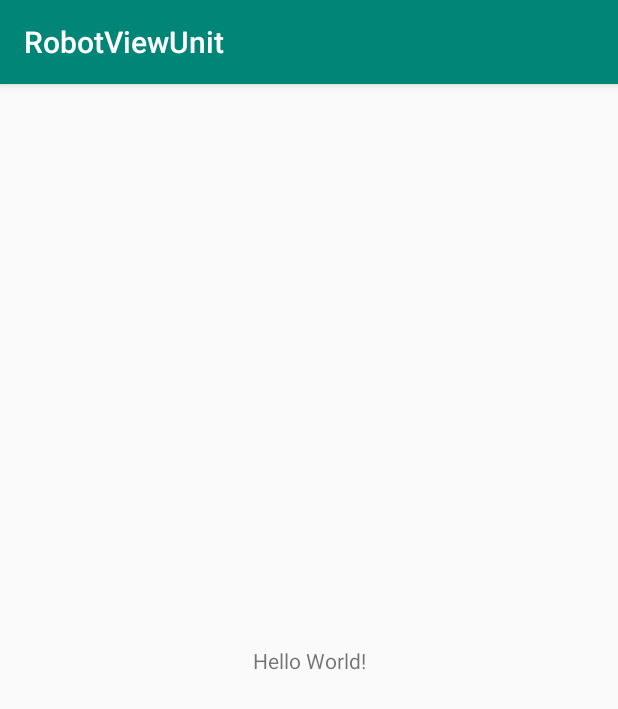
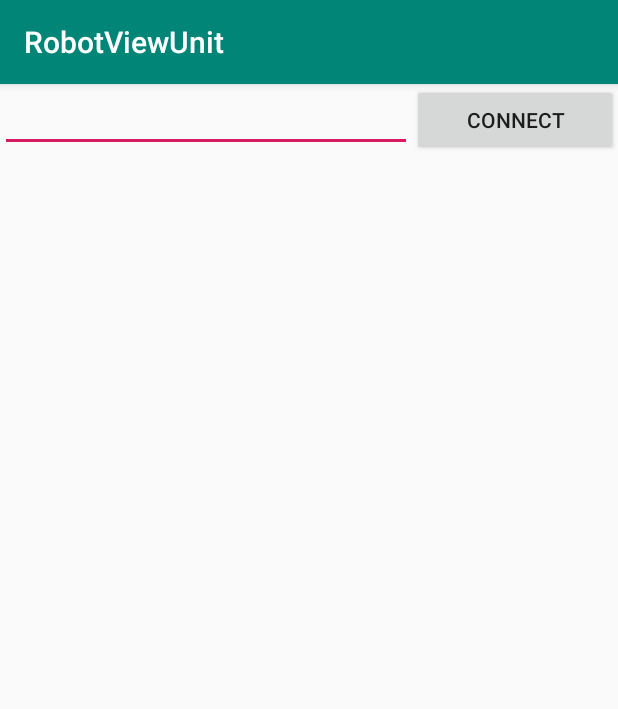
Before and after one commit to KatanMichael/RobotViewUnit, an Android app: the screen it shows after launch (MainActivity), on a phone screen of 412 x 824 dp. Shown: the top 709 px of the screen. Run offline under Robolectric (Android 15) with nearby library versions, the phone set to English and light mode, and no system bars.

```diff
--- a/app/src/main/AndroidManifest.xml
+++ b/app/src/main/AndroidManifest.xml
@@ -1,6 +1,8 @@
 <?xml version="1.0" encoding="utf-8"?>
 <manifest xmlns:android="http://schemas.android.com/apk/res/android"
           package="com.max.michael.robotviewunit">
+
+    <uses-permission android:name="android.permission.INTERNET" />
 
     <application
             android:allowBackup="true"
@@ -9,7 +11,7 @@
             android:roundIcon="@mipmap/ic_launcher_round"
             android:supportsRtl="true"
             android:theme="@style/AppTheme">
-        <activity android:name=".MainActivity">
+        <activity android:name=".activities.MainActivity">
             <intent-filter>
                 <action android:name="android.intent.action.MAIN"/>
 
--- /dev/null
+++ b/app/src/main/java/com/max/michael/robotviewunit/activities/MainActivity.kt
@@ -0,0 +1,83 @@
+package com.max.michael.robotviewunit.activities
+
+import android.os.AsyncTask
+import android.os.Bundle
+import android.support.v7.app.AppCompatActivity
+import android.widget.TextView
+import com.google.gson.Gson
+import com.max.michael.robotviewunit.R
+import com.max.michael.robotviewunit.R.id.async
+import com.max.michael.robotviewunit.models.DelayRequest
+import com.max.michael.robotviewunit.models.MotorRequest
+import com.max.michael.robotviewunit.models.RobotRequest
+import kotlinx.android.synthetic.main.activity_main.*
+import java.io.ObjectOutputStream
+import java.net.Socket
+import kotlinx.coroutines.*
+import java.io.IOException
+
+
+class MainActivity : AppCompatActivity() {
+
+    val list = ArrayList<RobotRequest>()
+
+    override fun onCreate(savedInstanceState: Bundle?) {
+        super.onCreate(savedInstanceState)
+        setContentView(R.layout.activity_main)
+
+        val list = ArrayList<RobotRequest>()
+
+        list.add(MotorRequest("1", "2", "200", "40"))
+        list.add(DelayRequest("2", 200))
+        list.add(MotorRequest("1", "2", "3", "60"))
+        list.add(DelayRequest("2", 200))
+        list.add(MotorRequest("1", "2", "100", "9000"))
+
+
+        val ipAdress = ip_ET.text.toString()
+
+        connect_btn.setOnClickListener()
+        {
+
+            val thread = Thread {
+                val socket = Socket(ipAdress, 12345)
+                val outPutStream = ObjectOutputStream(socket.getOutputStream())
+                val gson = Gson()
+
+                val toJson = gson.toJson(list)
+
+                try
+                {
+                    outPutStream.writeObject(list)
+                }catch (e: IOException)
+                {
+                    e.printStackTrace()
+                }
+            }
+
+            thread.start()
+
+        }
+
+
+    }
+
+    inner class myAsync : AsyncTask<Void?, Void?, Int>() {
+
+        val ipAdress = (ip_ET as TextView).text.toString()
+
+        override fun doInBackground(vararg params: Void?): Int {
+            val socket = Socket(ipAdress, 12345)
+            val outPutStream = ObjectOutputStream(socket.getOutputStream())
+            val gson = Gson()
+
+            val toJson = gson.toJson(list)
+
+            outPutStream.writeObject(list)
+
+
+            return 1
+        }
+
+    }
+}
--- /dev/null
+++ b/app/src/main/java/com/max/michael/robotviewunit/models/DelayRequest.kt
@@ -0,0 +1,9 @@
+package com.max.michael.robotviewunit.models
+
+data class DelayRequest(val id: String, val amount: Int): RobotRequest()
+{
+    init {
+        type = "Delay"
+    }
+
+}
--- /dev/null
+++ b/app/src/main/java/com/max/michael/robotviewunit/models/MotorRequest.kt
@@ -0,0 +1,8 @@
+package com.max.michael.robotviewunit.models
+
+data class MotorRequest(val id:String, val port: String, val speed:String, val angle: String) : RobotRequest()
+{
+    init {
+        type = "Motor"
+    }
+}
--- /dev/null
+++ b/app/src/main/java/com/max/michael/robotviewunit/models/RobotRequest.kt
@@ -0,0 +1,6 @@
+package com.max.michael.robotviewunit.models
+
+abstract class RobotRequest
+{
+    var type:String = ""
+}
--- a/app/src/main/res/layout/activity_main.xml
+++ b/app/src/main/res/layout/activity_main.xml
@@ -1,19 +1,35 @@
 <?xml version="1.0" encoding="utf-8"?>
-<android.support.constraint.ConstraintLayout
+<LinearLayout
         xmlns:android="http://schemas.android.com/apk/res/android"
         xmlns:tools="http://schemas.android.com/tools"
         xmlns:app="http://schemas.android.com/apk/res-auto"
         android:layout_width="match_parent"
         android:layout_height="match_parent"
-        tools:context=".MainActivity">
+        tools:context=".activities.MainActivity"
+        android:orientation="vertical"
+>
 
-    <TextView
-            android:layout_width="wrap_content"
+    <LinearLayout
+            android:layout_width="match_parent"
             android:layout_height="wrap_content"
-            android:text="Hello World!"
-            app:layout_constraintBottom_toBottomOf="parent"
-            app:layout_constraintLeft_toLeftOf="parent"
-            app:layout_constraintRight_toRightOf="parent"
-            app:layout_constraintTop_toTopOf="parent"/>
+            android:orientation="horizontal"
+    >
 
-</android.support.constraint.ConstraintLayout>
+
+        <EditText android:layout_width="0dp"
+                  android:layout_height="wrap_content"
+                    android:layout_weight="2"
+                  android:id="@+id/ip_ET"
+
+        />
+
+        <Button android:layout_width="0dp"
+                android:layout_height="wrap_content"
+                android:layout_weight="1"
+                android:text="Connect"
+                android:id="@+id/connect_btn"
+        />
+
+    </LinearLayout>
+
+</LinearLayout>
--- a/build.gradle
+++ b/build.gradle
@@ -1,7 +1,7 @@
 // Top-level build file where you can add configuration options common to all sub-projects/modules.
 
 buildscript {
-    ext.kotlin_version = '1.2.71'
+    ext.kotlin_version = '1.3.11'
     repositories {
         google()
         jcenter()
```
Also changed, not shown: app/build.gradle (+10 -1 lines), app/src/main/java/com/max/michael/robotviewunit/MainActivity.kt (deleted, +0 -12 lines), app/src/main/java/com/max/michael/robotviewunit/models/Request.kt (added, +7 -0 lines).
